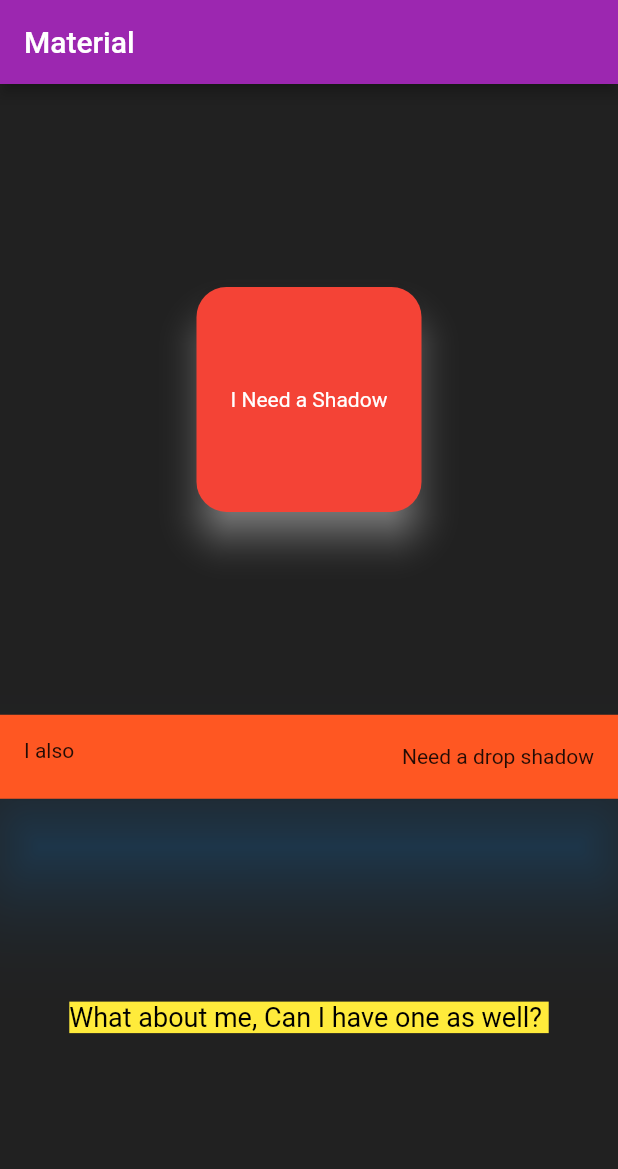
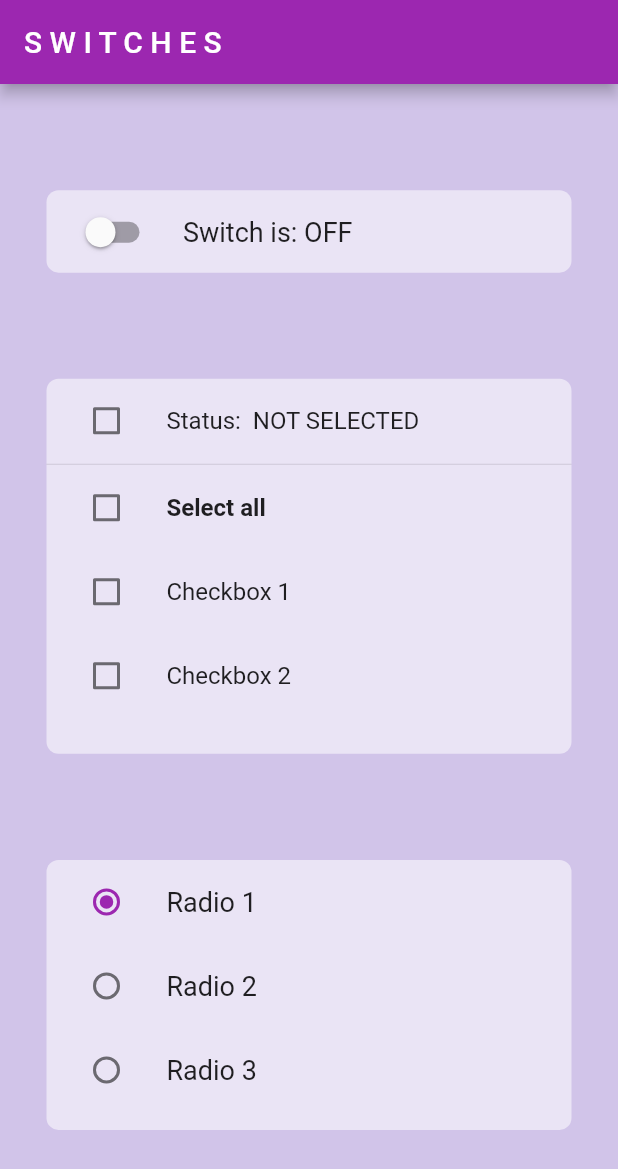
Before and after one commit to md-siam/widget_of_the_day, a Flutter app: the screen it shows after launch, on a phone screen of 412 x 824 dp. Shown: the top 1169 px of the screen. Run offline on Flutter 3.47's test engine with Material 2 defaults, Android fonts, the phone set to English and light mode, and no system bars.

Commit message:
switches

```diff
--- /dev/null
+++ b/lib/51_switchs/switchs.dart
@@ -0,0 +1,223 @@
+import 'package:flutter/material.dart';
+
+class MySwitches extends StatefulWidget {
+  const MySwitches({Key? key}) : super(key: key);
+
+  @override
+  _MySwitchesState createState() => _MySwitchesState();
+}
+
+class _MySwitchesState extends State<MySwitches> {
+  bool switchValue = false;
+  String switchState = 'OFF';
+  int _radioValue = 1;
+  bool checkboxValue = false;
+  String checkboxState = 'NOT SELECTED';
+  bool checkboxSelectAll = false;
+  bool checkboxSelectAll1 = false;
+  bool checkboxSelectAll2 = false;
+
+  @override
+  Widget build(BuildContext context) {
+    return Scaffold(
+      backgroundColor: Colors.deepPurple[100],
+      appBar: AppBar(title: const Text('S W I T C H E S')),
+      body: Center(
+        child: Column(
+          mainAxisAlignment: MainAxisAlignment.spaceEvenly,
+          children: [
+            switchMethod(),
+            checkboxMethod(),
+            radioMethod(),
+          ],
+        ),
+      ),
+    );
+  }
+
+//*----------------------- Switch ---------------------*//
+  Container switchMethod() {
+    return Container(
+      height: 55,
+      width: 350,
+      decoration: BoxDecoration(
+        color: Colors.white54,
+        borderRadius: BorderRadius.circular(8.0),
+      ),
+      child: ListTile(
+        leading: Switch(
+          value: switchValue,
+          onChanged: (newValue) {
+            setState(() {
+              switchValue = newValue;
+              if (switchState == 'OFF') {
+                switchState = 'ON';
+              } else {
+                switchState = 'OFF';
+              }
+            });
+          },
+        ),
+        title: Text(
+          'Switch is: $switchState',
+          style: const TextStyle(fontSize: 18),
+        ),
+      ),
+    );
+  }
+
+  //?-------------------- Checkbox --------------------------
+  Container checkboxMethod() {
+    return Container(
+      height: 250,
+      width: 350,
+      decoration: BoxDecoration(
+        color: Colors.white54,
+        borderRadius: BorderRadius.circular(8.0),
+      ),
+      child: Column(
+        children: [
+          ListTile(
+            leading: Checkbox(
+              value: checkboxValue,
+              onChanged: (value) {
+                setState(() {
+                  if (checkboxValue == false) {
+                    checkboxValue = true;
+                  } else {
+                    checkboxValue = false;
+                  }
+                  if (checkboxState == 'NOT SELECTED') {
+                    checkboxState = 'SELECTED';
+                  } else {
+                    checkboxState = 'NOT SELECTED';
+                  }
+                });
+              },
+            ),
+            title: Text('Status:  $checkboxState'),
+          ),
+          const Divider(height: 2),
+
+          // Select all
+          ListTile(
+            leading: Checkbox(
+              value: checkboxSelectAll,
+              onChanged: (value) {
+                setState(() {
+                  if (checkboxSelectAll == false) {
+                    checkboxSelectAll = true;
+                    checkboxSelectAll1 = true;
+                    checkboxSelectAll2 = true;
+                  } else {
+                    checkboxSelectAll = false;
+                    checkboxSelectAll1 = false;
+                    checkboxSelectAll2 = false;
+                  }
+                });
+              },
+            ),
+            title: const Text(
+              'Select all',
+              style: TextStyle(fontWeight: FontWeight.bold),
+            ),
+          ),
+          ListTile(
+            leading: Checkbox(
+              value: checkboxSelectAll1,
+              onChanged: (value) {
+                setState(() {
+                  if (checkboxSelectAll1 == false) {
+                    checkboxSelectAll1 = true;
+                  } else {
+                    checkboxSelectAll1 = false;
+                  }
+                });
+              },
+            ),
+            title: const Text('Checkbox 1'),
+          ),
+          ListTile(
+            leading: Checkbox(
+              value: checkboxSelectAll2,
+              onChanged: (value) {
+                setState(() {
+                  if (checkboxSelectAll2 == false) {
+                    checkboxSelectAll2 = true;
+                  } else {
+                    checkboxSelectAll2 = false;
+                  }
+                });
+              },
+            ),
+            title: const Text('Checkbox 2'),
+          )
+        ],
+      ),
+    );
+  }
+
+  //!----------------------- Radio ---------------------!//
+  Container radioMethod() {
+    return Container(
+      height: 180,
+      width: 350,
+      decoration: BoxDecoration(
+        color: Colors.white54,
+        borderRadius: BorderRadius.circular(8.0),
+      ),
+      child: Column(
+        children: [
+          ListTile(
+            leading: Radio(
+              value: 1,
+              groupValue: _radioValue,
+              onChanged: (_) {
+                setState(() {
+                  _radioValue = 1;
+                  print('Radio $_radioValue selected');
+                });
+              },
+            ),
+            title: const Text(
+              'Radio 1',
+              style: TextStyle(fontSize: 18),
+            ),
+          ),
+          ListTile(
+            leading: Radio(
+              value: 2,
+              groupValue: _radioValue,
+              onChanged: (_) {
+                setState(() {
+                  _radioValue = 2;
+                  print('Radio $_radioValue selected');
+                });
+              },
+            ),
+            title: const Text(
+              'Radio 2',
+              style: TextStyle(fontSize: 18),
+            ),
+          ),
+          ListTile(
+            leading: Radio(
+              value: 3,
+              groupValue: _radioValue,
+              onChanged: (_) {
+                setState(() {
+                  _radioValue = 3;
+                  print('Radio $_radioValue selected');
+                });
+              },
+            ),
+            title: const Text(
+              'Radio 3',
+              style: TextStyle(fontSize: 18),
+            ),
+          ),
+        ],
+      ),
+    );
+  }
+}
--- a/lib/main.dart
+++ b/lib/main.dart
@@ -62,7 +62,8 @@ class MyApp extends StatelessWidget {
       //home: const MyDataTable(),
       //home: const MyPlaceholder(),
       //home: const MyGestetureNInk(),
-      home: const MyMaterial(),
+      //home: const MyMaterial(),
+      home: const MySwitches(),
     );
   }
 }
--- a/lib/routes.dart
+++ b/lib/routes.dart
@@ -49,3 +49,4 @@ export '47_data_table/data_table.dart';
 export '48_placeholder/placeholder.dart';
 export '49_gesturedect_&_inkwell/gesturedect_n_inkwell.dart';
 export '50_material/material.dart';
+export 'package:widget_of_the_day/51_switchs/switchs.dart';
```
Also changed, not shown: 2 other files.
